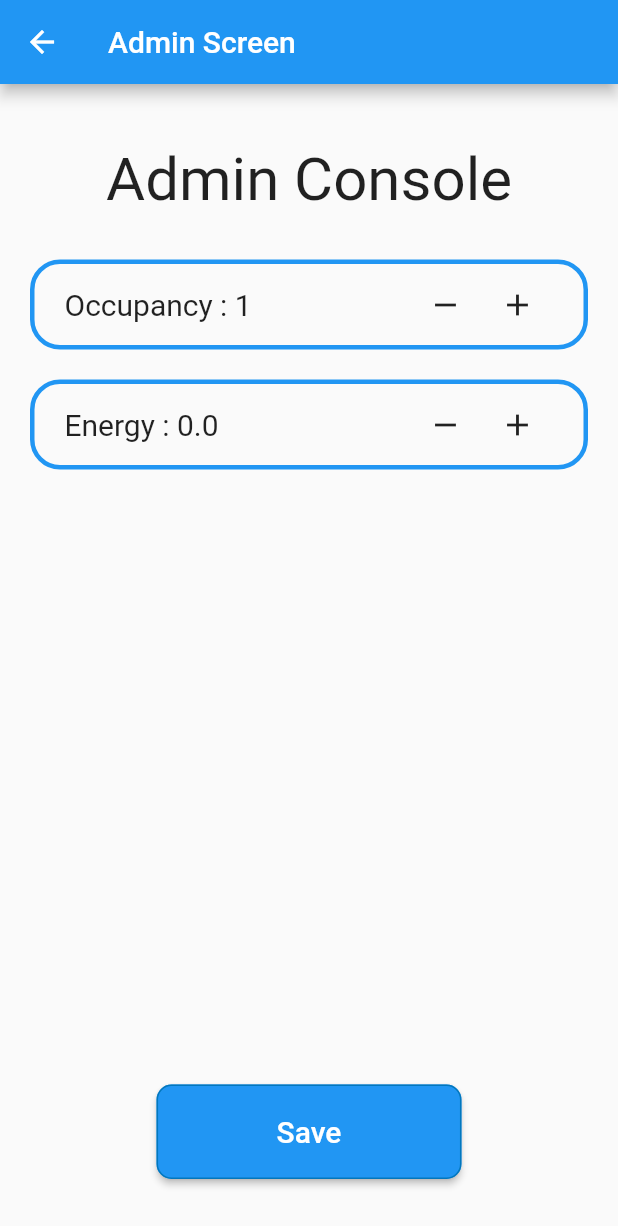
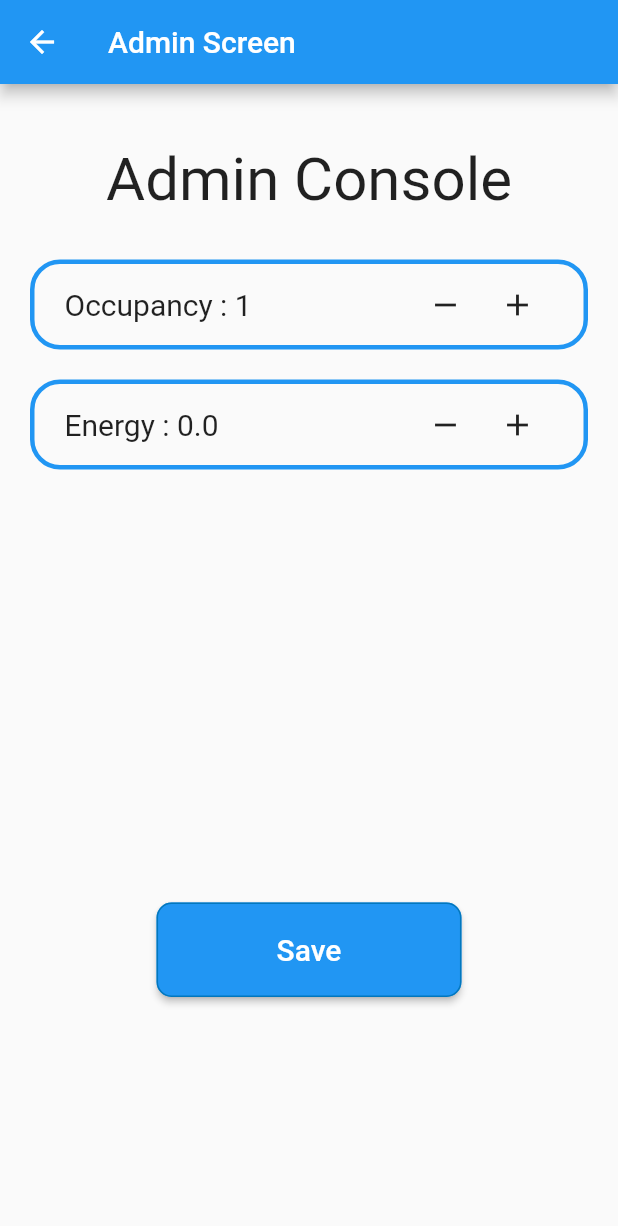
Before and after one commit to deepu0201/DDSG_SE_Group, a Flutter app: the AdminScreen screen opened by its route, after a tap on the "add" icon, on a phone screen of 412 x 824 dp. Shown: the top 1226 px of the screen. Run offline on Flutter 3.47's test engine with Material 2 defaults, Android fonts, the phone set to English and light mode, and no system bars; our stand-ins replace hive, hive_flutter; accounts and stored records are empty.

Commit message:
Made the layout responsive and adaptive. Made app ready for deployment.

```diff
--- a/lib/screens/admin_screen.dart
+++ b/lib/screens/admin_screen.dart
@@ -125,8 +125,12 @@ class _AdminScreenState extends State<AdminScreen> {
                 ),
               ),
             ),
-            SizedBox(
-              height: 400.0,
+            // SizedBox(
+            //   height: 400.0,
+            // ),
+            Expanded(
+              flex: 2,
+              child: Container(),
             ),
             ElevatedButton(
               style: ElevatedButton.styleFrom(
@@ -148,6 +152,10 @@ class _AdminScreenState extends State<AdminScreen> {
                 style: TextStyle(fontSize: 20.0),
               ),
             ),
+            Expanded(
+              flex: 1,
+              child: Container(),
+            ),
           ],
         ),
       ),
--- a/lib/screens/homepage.dart
+++ b/lib/screens/homepage.dart
@@ -91,8 +91,12 @@ class _HomePageState extends State<HomePage> {
             MyContainer(
                 myString:
                     'Energy : ${Provider.of<AppData>(context).energyConsumption} units'),
-            SizedBox(
-              height: 200.0,
+            // SizedBox(
+            //   height: 200.0,
+            // ),
+            Expanded(
+              flex: 2,
+              child: Container(),
             ),
             ElevatedButton(
               style: ElevatedButton.styleFrom(
@@ -112,6 +116,10 @@ class _HomePageState extends State<HomePage> {
                 'Admin Login',
                 style: TextStyle(fontSize: 20.0),
               ),
+            ),
+            Expanded(
+              flex: 1,
+              child: Container(),
             ),
           ],
         ),
```
Also changed, not shown: 2 other files.
